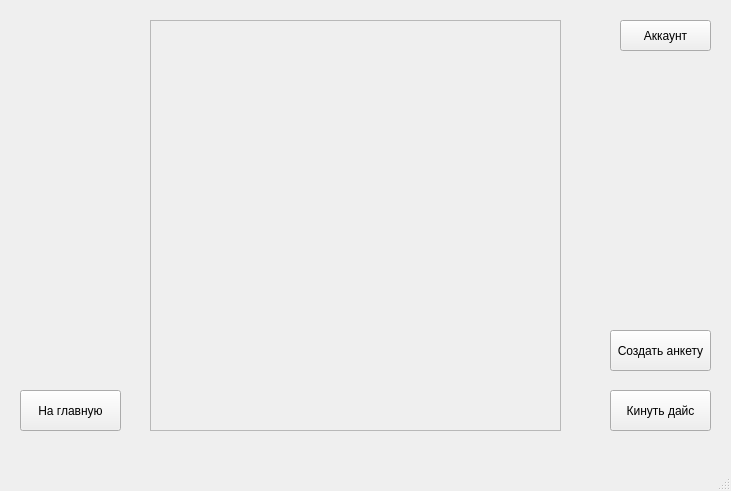
Before: the Qt Designer form data/ui_files/questionnaire_screen.ui in Gelzy788/DnD-Helper, drawn with Qt 5.
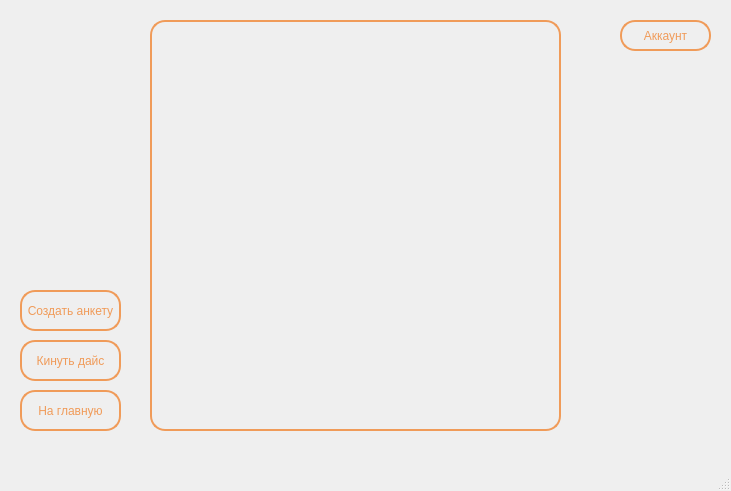
After: the same form once the commit is applied. Icons and pictures are not drawn.

What changed in the file:
```diff
--- a/data/ui_files/questionnaire_screen.ui
+++ b/data/ui_files/questionnaire_screen.ui
@@ -23,6 +23,25 @@
       <height>31</height>
      </rect>
     </property>
+    <property name="styleSheet">
+     <string notr="true">/* border-color: rgb(142, 74, 25);
+border: 2px solid rgb(142, 74, 25); */
+/* background-color: rgb(142, 74, 25); */
+
+QPushButton {
+	color: rgb(240, 155, 89);
+    background-color: transparent; /* Делаем фон прозрачным */
+    border: 2px solid rgb(240, 155, 89);  /* Цвет границы */
+    border-radius: 15px; /* Закругление углов (по желанию) */
+    padding: 5px; /* Отступы (по желанию) */
+	/* border-image: linear-gradient(to right, red, yellow) 5; */
+}
+
+QPushButton:hover {
+    background-color: rgba(54, 21, 8, 0.5); 
+} 
+</string>
+    </property>
     <property name="text">
      <string>Аккаунт</string>
     </property>
@@ -30,12 +49,31 @@
    <widget class="QPushButton" name="throw_dice_btn">
     <property name="geometry">
      <rect>
-      <x>610</x>
-      <y>390</y>
+      <x>20</x>
+      <y>340</y>
       <width>101</width>
       <height>41</height>
      </rect>
     </property>
+    <property name="styleSheet">
+     <string notr="true">/* border-color: rgb(142, 74, 25);
+border: 2px solid rgb(142, 74, 25); */
+/* background-color: rgb(142, 74, 25); */
+
+QPushButton {
+	color: rgb(240, 155, 89);
+    background-color: transparent; /* Делаем фон прозрачным */
+    border: 2px solid rgb(240, 155, 89);  /* Цвет границы */
+    border-radius: 15px; /* Закругление углов (по желанию) */
+    padding: 5px; /* Отступы (по желанию) */
+	/* border-image: linear-gradient(to right, red, yellow) 5; */
+}
+
+QPushButton:hover {
+    background-color: rgba(54, 21, 8, 0.5); 
+} 
+</string>
+    </property>
     <property name="text">
      <string>Кинуть дайс</string>
     </property>
@@ -49,6 +87,25 @@
       <height>41</height>
      </rect>
     </property>
+    <property name="styleSheet">
+     <string notr="true">/* border-color: rgb(142, 74, 25);
+border: 2px solid rgb(142, 74, 25); */
+/* background-color: rgb(142, 74, 25); */
+
+QPushButton {
+	color: rgb(240, 155, 89);
+    background-color: transparent; /* Делаем фон прозрачным */
+    border: 2px solid rgb(240, 155, 89);  /* Цвет границы */
+    border-radius: 15px; /* Закругление углов (по желанию) */
+    padding: 5px; /* Отступы (по желанию) */
+	/* border-image: linear-gradient(to right, red, yellow) 5; */
+}
+
+QPushButton:hover {
+    background-color: rgba(54, 21, 8, 0.5); 
+} 
+</string>
+    </property>
     <property name="text">
      <string>На главную</string>
     </property>
@@ -56,12 +113,31 @@
    <widget class="QPushButton" name="create_questionnaire_btn">
     <property name="geometry">
      <rect>
-      <x>610</x>
-      <y>330</y>
+      <x>20</x>
+      <y>290</y>
       <width>101</width>
       <height>41</height>
      </rect>
     </property>
+    <property name="styleSheet">
+     <string notr="true">/* border-color: rgb(142, 74, 25);
+border: 2px solid rgb(142, 74, 25); */
+/* background-color: rgb(142, 74, 25); */
+
+QPushButton {
+	color: rgb(240, 155, 89);
+    background-color: transparent; /* Делаем фон прозрачным */
+    border: 2px solid rgb(240, 155, 89);  /* Цвет границы */
+    border-radius: 15px; /* Закругление углов (по желанию) */
+    padding: 5px; /* Отступы (по желанию) */
+	/* border-image: linear-gradient(to right, red, yellow) 5; */
+}
+
+QPushButton:hover {
+    background-color: rgba(54, 21, 8, 0.5); 
+} 
+</string>
+    </property>
     <property name="text">
      <string>Создать анкету</string>
     </property>
@@ -75,6 +151,37 @@
       <height>411</height>
      </rect>
     </property>
+    <property name="styleSheet">
+     <string notr="true">QPushButton {
+  color: white;
+    background-color: transparent; /* Делаем фон прозрачным */
+    border: 2px solid rgb(240, 155, 89);  /* Цвет границы */
+    border-radius: 15px; /* Закругление углов (по желанию) */
+    padding: 5px; /* Отступы (по желанию) */
+  /* border-image: linear-gradient(to right, red, yellow) 5; */
+}
+
+QPushButton:hover {
+    background-color: rgba(54, 21, 8, 0.5); 
+} 
+
+QScrollArea {
+color: rgb(240, 155, 89);
+    background-color: transparent; /* Делаем фон прозрачным */
+    border: 2px solid rgb(240, 155, 89);  /* Цвет границы */
+    border-radius: 15px; /* Закругление углов (по желанию) */
+    padding: 5px; /* Отступы (по желанию) */
+}
+
+QVBoxLayout {
+  background-color: transparent;
+}
+
+QWidget {
+  background-color: transparent;
+}
+</string>
+    </property>
     <property name="widgetResizable">
      <bool>true</bool>
     </property>
@@ -83,12 +190,33 @@
       <rect>
        <x>0</x>
        <y>0</y>
-       <width>409</width>
-       <height>409</height>
+       <width>397</width>
+       <height>397</height>
       </rect>
      </property>
     </widget>
    </widget>
+   <widget class="QWidget" name="widget" native="true">
+    <property name="geometry">
+     <rect>
+      <x>0</x>
+      <y>-30</y>
+      <width>741</width>
+      <height>531</height>
+     </rect>
+    </property>
+    <property name="styleSheet">
+     <string notr="true">background-image: url('data/textures/background.jpg');
+background-repeat: no-repeat; 
+background-position: center;</string>
+    </property>
+   </widget>
+   <zorder>widget</zorder>
+   <zorder>account_btn</zorder>
+   <zorder>throw_dice_btn</zorder>
+   <zorder>to_main_btn</zorder>
+   <zorder>create_questionnaire_btn</zorder>
+   <zorder>scroll_area</zorder>
   </widget>
   <widget class="QStatusBar" name="statusbar"/>
  </widget>
```
